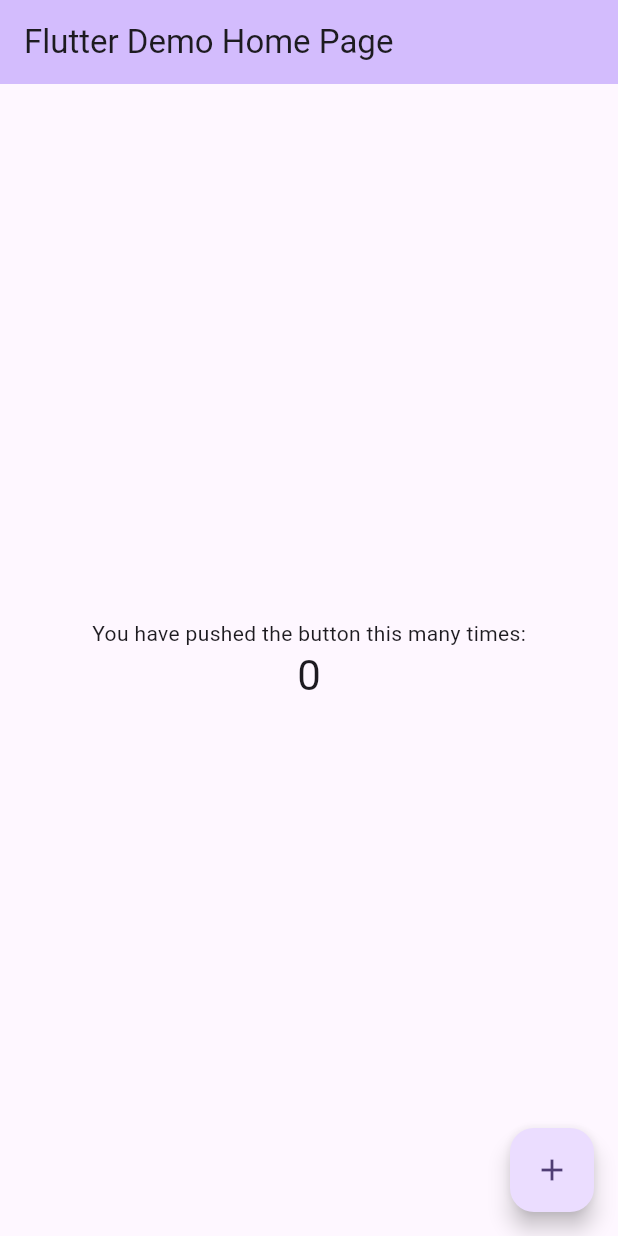
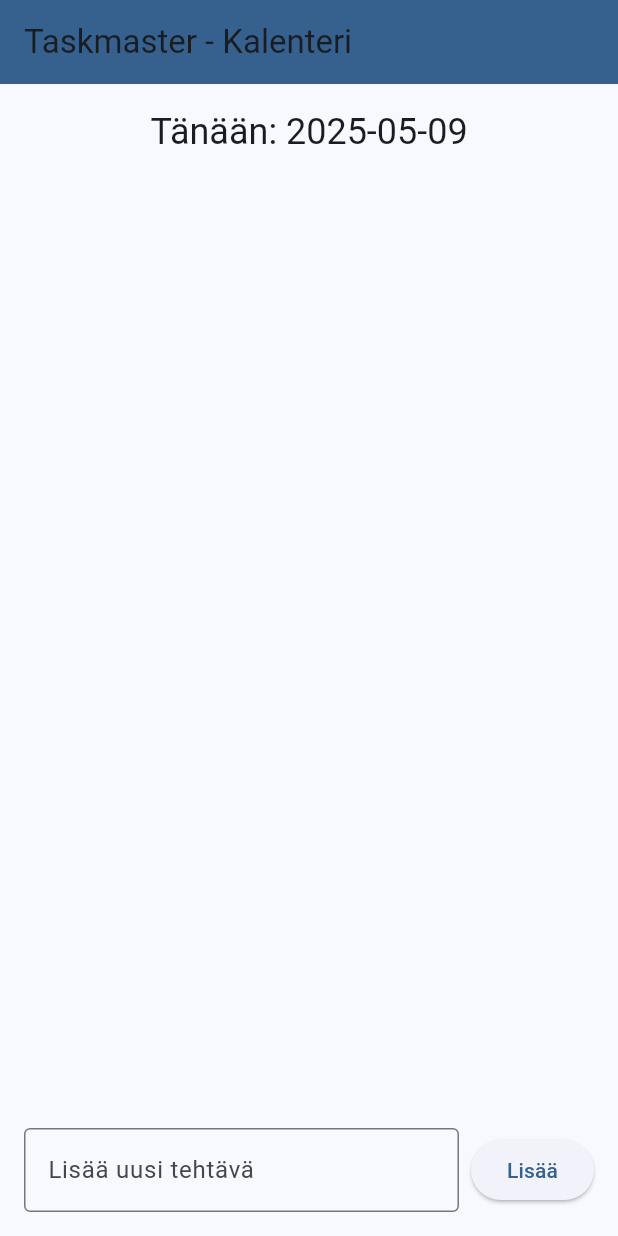
Before and after one commit to tOjalehto-cpu/Taskmaster-Kuustuhatta, a Flutter app: the screen it shows after launch, on a phone screen of 412 x 824 dp. Run offline on Flutter 3.47's test engine with Material 3 defaults, Android fonts, the light colour scheme and no system bars.

Commit message:
/feature
Tehty UI ja CRUD

```diff
--- a/taskmaster_kuustuhatta/lib/main.dart
+++ b/taskmaster_kuustuhatta/lib/main.dart
@@ -1,122 +1,181 @@
 import 'package:flutter/material.dart';
 
 void main() {
-  runApp(const MyApp());
+  runApp(const MyApp()); // Käynnistetään sovellus
+  // runApp() on Flutterin tapa käynnistää sovellus ja näyttää sen käyttöliittymä.
 }
 
 class MyApp extends StatelessWidget {
   const MyApp({super.key});
 
-  // This widget is the root of your application.
   @override
   Widget build(BuildContext context) {
     return MaterialApp(
-      title: 'Flutter Demo',
+      title: 'Taskmaster',
       theme: ThemeData(
-        // This is the theme of your application.
-        //
-        // TRY THIS: Try running your application with "flutter run". You'll see
-        // the application has a purple toolbar. Then, without quitting the app,
-        // try changing the seedColor in the colorScheme below to Colors.green
-        // and then invoke "hot reload" (save your changes or press the "hot
-        // reload" button in a Flutter-supported IDE, or press "r" if you used
-        // the command line to start the app).
-        //
-        // Notice that the counter didn't reset back to zero; the application
-        // state is not lost during the reload. To reset the state, use hot
-        // restart instead.
-        //
-        // This works for code too, not just values: Most code changes can be
-        // tested with just a hot reload.
-        colorScheme: ColorScheme.fromSeed(seedColor: Colors.deepPurple),
+        colorScheme: ColorScheme.fromSeed(seedColor: Colors.blue),
+        useMaterial3: true,
       ),
-      home: const MyHomePage(title: 'Flutter Demo Home Page'),
+      home: const TaskCalendarPage(),
     );
   }
 }
 
-class MyHomePage extends StatefulWidget {
-  const MyHomePage({super.key, required this.title});
-
-  // This widget is the home page of your application. It is stateful, meaning
-  // that it has a State object (defined below) that contains fields that affect
-  // how it looks.
-
-  // This class is the configuration for the state. It holds the values (in this
-  // case the title) provided by the parent (in this case the App widget) and
-  // used by the build method of the State. Fields in a Widget subclass are
-  // always marked "final".
-
-  final String title;
+class TaskCalendarPage extends StatefulWidget {
+  const TaskCalendarPage({super.key});
 
   @override
-  State<MyHomePage> createState() => _MyHomePageState();
+  State<TaskCalendarPage> createState() => _TaskCalendarPageState();
 }
 
-class _MyHomePageState extends State<MyHomePage> {
-  int _counter = 0;
+class _TaskCalendarPageState extends State<TaskCalendarPage> {
+  final List<Map<String, dynamic>> _tasks =
+      []; // Lista tehtäville (tehtävä + tila)
+  final TextEditingController _taskController =
+      TextEditingController(); // Tekstikentän ohjain
 
-  void _incrementCounter() {
+  void _addTask() {
+    if (_taskController.text.isNotEmpty) {
+      setState(() {
+        _tasks.add({
+          'name': _taskController.text,
+          'done': false,
+        }); // Lisää tehtävä ja tila
+        _taskController.clear(); // Tyhjennä tekstikenttä
+      });
+    }
+  }
+
+  void _toggleTaskDone(int index) {
     setState(() {
-      // This call to setState tells the Flutter framework that something has
-      // changed in this State, which causes it to rerun the build method below
-      // so that the display can reflect the updated values. If we changed
-      // _counter without calling setState(), then the build method would not be
-      // called again, and so nothing would appear to happen.
-      _counter++;
+      _tasks[index]['done'] = !_tasks[index]['done']; // Vaihda tehtävän tila
     });
+  }
+
+  void _removeTask(int index) {
+    setState(() {
+      _tasks.removeAt(index); // Poista tehtävä listasta
+    });
+  }
+
+  void _updateTask(int index) {
+    // Näytä dialogi tehtävän muokkaamiseksi
+    final TextEditingController editController =
+        TextEditingController(text: _tasks[index]['name']); // Esitäytetty tekstikenttä
+    showDialog(
+      context: context,
+      builder: (context) {
+        return AlertDialog(
+          title: const Text('Muokkaa tehtävää'),
+          content: TextField(
+            controller: editController,
+            decoration: const InputDecoration(
+              labelText: 'Tehtävän nimi',
+              border: OutlineInputBorder(),
+            ),
+          ),
+          actions: [
+            TextButton(
+              onPressed: () {
+                Navigator.of(context).pop(); // Sulje dialogi ilman muutoksia
+              },
+              child: const Text('Peruuta'),
+            ),
+            ElevatedButton(
+              onPressed: () {
+                setState(() {
+                  _tasks[index]['name'] = editController.text; // Päivitä tehtävän nimi
+                });
+                Navigator.of(context).pop(); // Sulje dialogi
+              },
+              child: const Text('Tallenna'),
+            ),
+          ],
+        );
+      },
+    );
   }
 
   @override
   Widget build(BuildContext context) {
-    // This method is rerun every time setState is called, for instance as done
-    // by the _incrementCounter method above.
-    //
-    // The Flutter framework has been optimized to make rerunning build methods
-    // fast, so that you can just rebuild anything that needs updating rather
-    // than having to individually change instances of widgets.
     return Scaffold(
       appBar: AppBar(
-        // TRY THIS: Try changing the color here to a specific color (to
-        // Colors.amber, perhaps?) and trigger a hot reload to see the AppBar
-        // change color while the other colors stay the same.
-        backgroundColor: Theme.of(context).colorScheme.inversePrimary,
-        // Here we take the value from the MyHomePage object that was created by
-        // the App.build method, and use it to set our appbar title.
-        title: Text(widget.title),
+        title: const Text('Taskmaster - Kalenteri'),
+        backgroundColor: Theme.of(context).colorScheme.primary,
       ),
-      body: Center(
-        // Center is a layout widget. It takes a single child and positions it
-        // in the middle of the parent.
-        child: Column(
-          // Column is also a layout widget. It takes a list of children and
-          // arranges them vertically. By default, it sizes itself to fit its
-          // children horizontally, and tries to be as tall as its parent.
-          //
-          // Column has various properties to control how it sizes itself and
-          // how it positions its children. Here we use mainAxisAlignment to
-          // center the children vertically; the main axis here is the vertical
-          // axis because Columns are vertical (the cross axis would be
-          // horizontal).
-          //
-          // TRY THIS: Invoke "debug painting" (choose the "Toggle Debug Paint"
-          // action in the IDE, or press "p" in the console), to see the
-          // wireframe for each widget.
-          mainAxisAlignment: MainAxisAlignment.center,
-          children: <Widget>[
-            const Text('You have pushed the button this many times:'),
-            Text(
-              '$_counter',
-              style: Theme.of(context).textTheme.headlineMedium,
+      body: Column(
+        children: [
+          // Kalenterin otsikko
+          Padding(
+            padding: const EdgeInsets.all(16.0),
+            child: Text(
+              'Tänään: ${DateTime.now().toLocal().toString().split(' ')[0]}',
+              style: Theme.of(context).textTheme.headlineSmall,
             ),
-          ],
-        ),
+          ),
+          // Tehtävien lista
+          Expanded(
+            child: ListView.builder(
+              itemCount: _tasks.length,
+              itemBuilder: (context, index) {
+                return ListTile(
+                  title: Text(
+                    _tasks[index]['name'],
+                    style: TextStyle(
+                      decoration:
+                          _tasks[index]['done']
+                              ? TextDecoration.lineThrough
+                              : TextDecoration.none, // Yliviivaa tehty tehtävä
+                    ),
+                  ),
+                  leading: Checkbox(
+                    value: _tasks[index]['done'],
+                    onChanged: (value) {
+                      _toggleTaskDone(index); // Vaihda tehtävän tila
+                    },
+                  ),
+                  trailing: Row(
+                    mainAxisSize: MainAxisSize.min,
+                    children: [
+                      IconButton(
+                        icon: const Icon(Icons.edit, color: Colors.blue),
+                        onPressed: () {
+                          _updateTask(index); // Muokkaa tehtävää
+                        },
+                      ),
+                      IconButton(
+                        icon: const Icon(Icons.delete, color: Colors.red),
+                        onPressed: () {
+                          _removeTask(index); // Poista tehtävä
+                        },
+                      ),
+                    ],
+                  ),
+                );
+              },
+            ),
+          ),
+          // Tekstikenttä ja nappi
+          Padding(
+            padding: const EdgeInsets.all(16.0),
+            child: Row(
+              children: [
+                Expanded(
+                  child: TextField(
+                    controller: _taskController,
+                    decoration: const InputDecoration(
+                      labelText: 'Lisää uusi tehtävä',
+                      border: OutlineInputBorder(),
+                    ),
+                  ),
+                ),
+                const SizedBox(width: 8),
+                ElevatedButton(onPressed: _addTask, child: const Text('Lisää')),
+              ],
+            ),
+          ),
+        ],
       ),
-      floatingActionButton: FloatingActionButton(
-        onPressed: _incrementCounter,
-        tooltip: 'Increment',
-        child: const Icon(Icons.add),
-      ), // This trailing comma makes auto-formatting nicer for build methods.
     );
   }
 }
```
